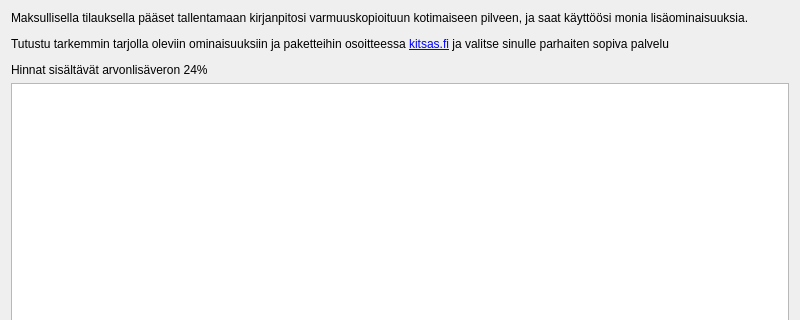
artoh/kitupiikki, file kitsas/tilaus/tilausvalinta.ui: the form before one commit; both pictures show x 0 to 800 and y 0 to 320 of the 800 by 740 pixel window.
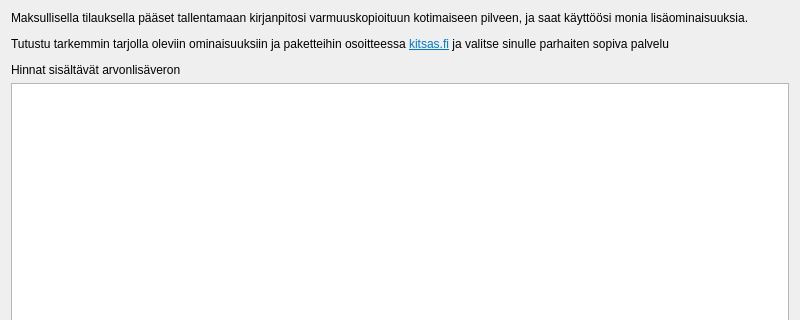
The form after the commit.

Commit message: Tilattaessa ei näytetä alv-prosenttia

```diff
--- a/kitsas/tilaus/tilausvalinta.ui
+++ b/kitsas/tilaus/tilausvalinta.ui
@@ -29,8 +29,7 @@
    <item>
     <widget class="QLabel" name="label">
      <property name="text">
-      <string>&lt;html&gt;&lt;head/&gt;&lt;body&gt;&lt;p&gt;Maksullisella tilauksella pääset tallentamaan kirjanpitosi varmuuskopioituun kotimaiseen pilveen, ja saat käyttöösi monia lisäominaisuuksia.&lt;/p&gt;&lt;p&gt;Tutustu tarkemmin tarjolla oleviin ominaisuuksiin ja paketteihin osoitteessa &lt;a href=&quot;https://kitsas.fi&quot;&gt;kitsas.fi&lt;/a&gt; ja valitse sinulle parhaiten sopiva palvelu&lt;/p&gt;
-&lt;p&gt;Hinnat sisältävät arvonlisäveron 24%&lt;/p&gt;&lt;/body&gt;&lt;/html&gt;</string>
+      <string>&lt;html&gt;&lt;head/&gt;&lt;body&gt;&lt;p&gt;Maksullisella tilauksella pääset tallentamaan kirjanpitosi varmuuskopioituun kotimaiseen pilveen, ja saat käyttöösi monia lisäominaisuuksia.&lt;/p&gt;&lt;p&gt;Tutustu tarkemmin tarjolla oleviin ominaisuuksiin ja paketteihin osoitteessa &lt;a href=&quot;https://kitsas.fi&quot;&gt;&lt;span style=&quot; text-decoration: underline; color:#0078d4;&quot;&gt;kitsas.fi&lt;/span&gt;&lt;/a&gt; ja valitse sinulle parhaiten sopiva palvelu&lt;/p&gt;&lt;p&gt;Hinnat sisältävät arvonlisäveron&lt;/p&gt;&lt;/body&gt;&lt;/html&gt;</string>
      </property>
      <property name="wordWrap">
       <bool>true</bool>
```
